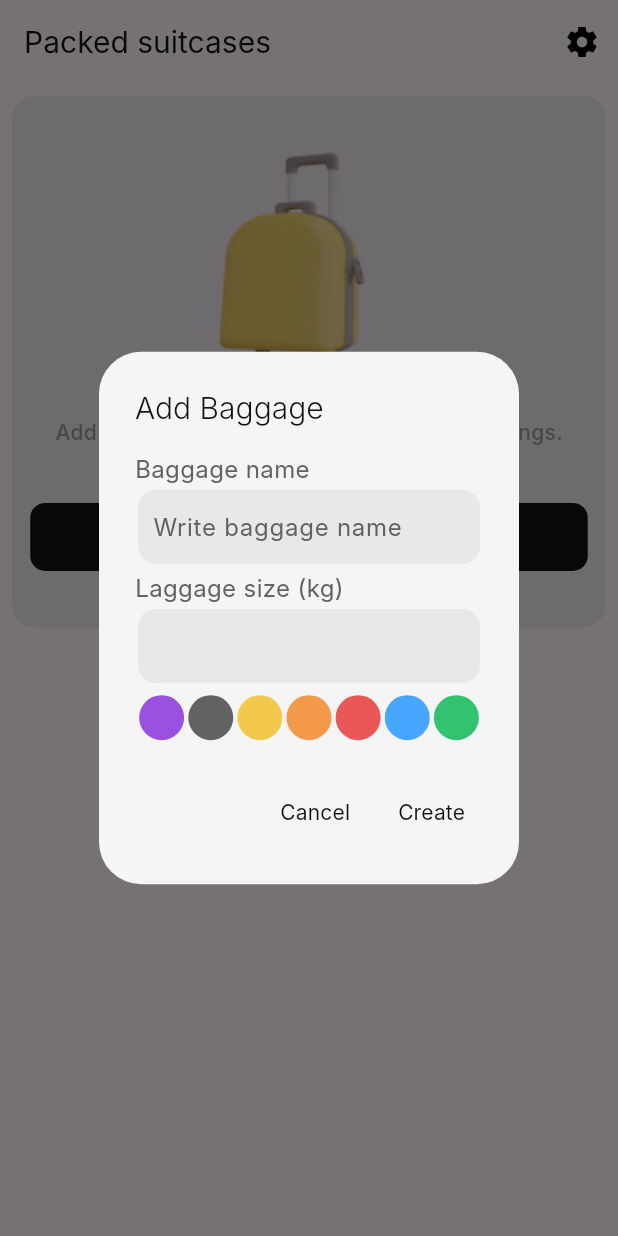
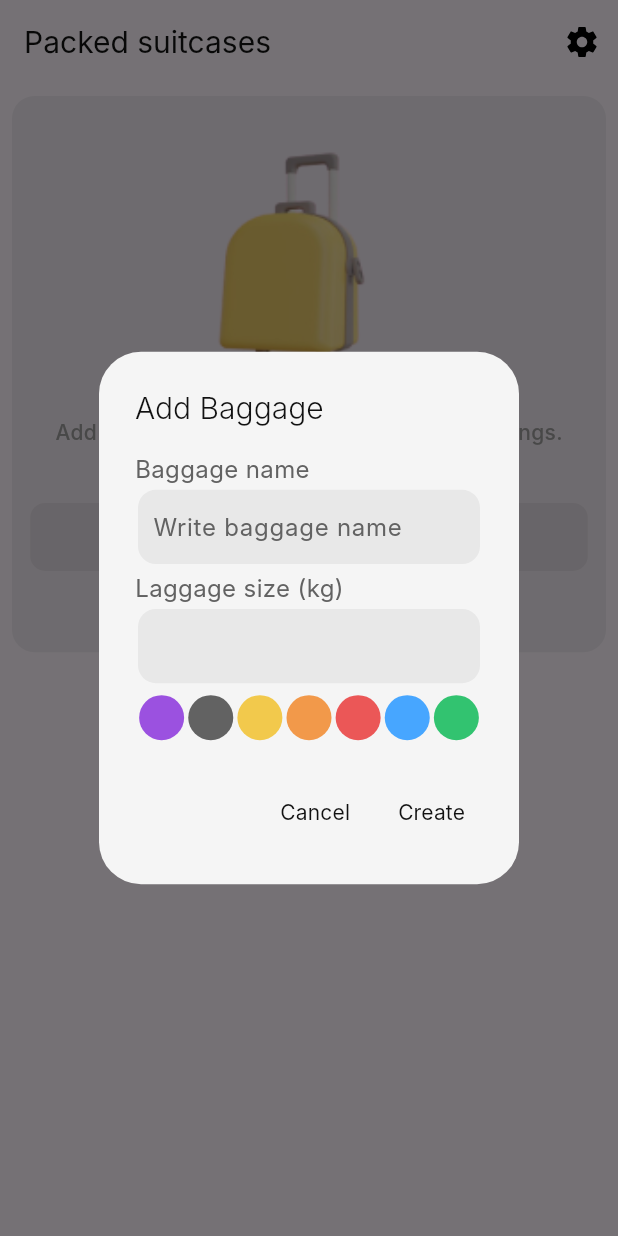
Before and after one commit to thmeofan/travel_organiser, a Flutter app: the screen it shows after launch, after a tap on "Get started", after a tap on "Add baggage", on a phone screen of 412 x 824 dp. Run offline on Flutter 3.47's test engine with Material 3 defaults, Android fonts, the phone set to English and light mode, and no system bars; our stand-ins replace carousel_slider, firebase_remote_config, flutter_bloc, flutter_svg, shared_preferences; missing offline and left inert: flutter_inappwebview; accounts and stored records are empty; Roboto replaces fonts that are missing (Inter, SF Pro Text).

Commit message:
refactoring+screen adaptation

```diff
--- a/lib/consts/app_text_styles/home_screen_text_style.dart
+++ b/lib/consts/app_text_styles/home_screen_text_style.dart
@@ -9,7 +9,12 @@ class HomeScreenTextStyle {
     fontWeight: FontWeight.w500,
     color: Colors.white,
   );
-
+  static const TextStyle warning = TextStyle(
+    fontFamily: 'Inter',
+    fontSize: 16.0,
+    fontWeight: FontWeight.w300,
+    color: Colors.white,
+  );
   static TextStyle address = TextStyle(
     fontFamily: 'Inter',
     fontSize: 14.0,
--- a/lib/views/home/views/home_screen.dart
+++ b/lib/views/home/views/home_screen.dart
@@ -71,6 +71,7 @@ class _HomeScreenState extends State<HomeScreen> {
               Text('Laggage size (kg)', style: ConstructorTextStyle.subtitle),
               InputWidget(
                 controller: _capacityController,
+                keyboardType: TextInputType.number,
               ),
               SizedBox(
                 height: 6,
@@ -187,7 +188,7 @@ class _HomeScreenState extends State<HomeScreen> {
               padding: const EdgeInsets.all(8.0),
               child: Container(
                 width: double.infinity,
-                height: size.height * 0.43,
+                height: size.height * 0.45,
                 decoration: BoxDecoration(
                   color: AppColors.blackColor.withOpacity(0.06),
                   borderRadius: BorderRadius.circular(15.0),
@@ -217,6 +218,7 @@ class _HomeScreenState extends State<HomeScreen> {
                     Padding(
                       padding: const EdgeInsets.symmetric(horizontal: 6.0),
                       child: ChosenActionButton(
+                        color: AppColors.blackColor.withOpacity(0.06),
                         text: 'Add baggage',
                         onTap: () {
                           _addBaggage();
--- a/lib/views/onboarding/view/onboarding_screen.dart
+++ b/lib/views/onboarding/view/onboarding_screen.dart
@@ -1,6 +1,7 @@
 import 'package:flutter/material.dart';
 import 'package:carousel_slider/carousel_slider.dart';
 import 'package:flutter_bloc/flutter_bloc.dart';
+import 'package:travel_organiser/consts/app_colors.dart';
 import '../../../blocs/onboarding_cubit/onboarding_cubit.dart';
 import '../../../consts/app_text_styles/onboarding_text_style.dart';
 import '../../../util/app_routes.dart';
@@ -99,6 +100,7 @@ class _OnboardingScreenState extends State<OnboardingScreen> {
                     ]),
                     const Spacer(),
                     ChosenActionButton(
+                      color: AppColors.blackColor.withOpacity(0.16),
                       onTap: _onActionButtonTap,
                       text: 'Get started',
                     ),
```
Also changed, not shown: lib/views/home/widgets/baggage_item_widget.dart (+14 -3 lines), assets/icons/warning.svg (added).
